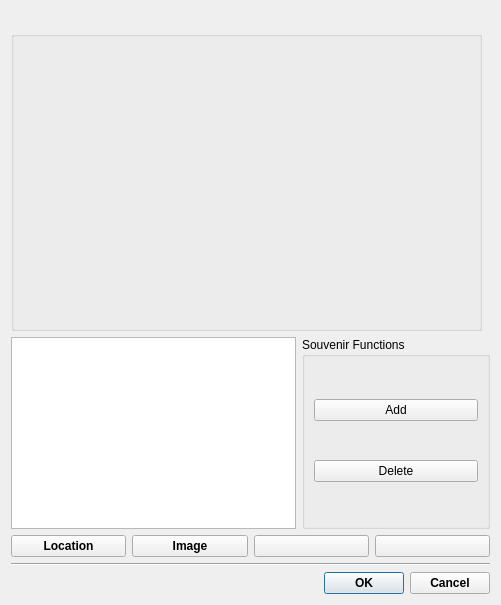
The window that teamdisplay.ui (bbisuna0/CS1D_baseball) describes before a commit, drawn with Qt 5.
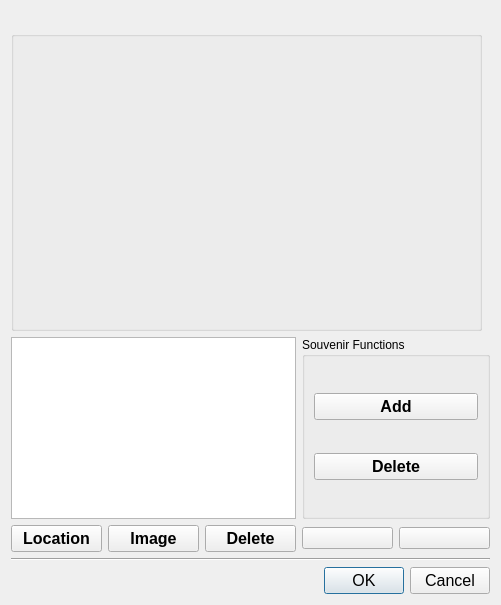
The same window after the commit. Icons and pictures are not drawn.

Commit message: updated features for editing team and souvenirs

```diff
--- a/teamdisplay.ui
+++ b/teamdisplay.ui
@@ -87,6 +87,13 @@
        <layout class="QVBoxLayout" name="verticalLayout_2">
         <item>
          <widget class="QPushButton" name="pb_souvenir_add">
+          <property name="font">
+           <font>
+            <family>Segoe UI</family>
+            <pointsize>12</pointsize>
+            <bold>true</bold>
+           </font>
+          </property>
           <property name="text">
            <string>Add</string>
           </property>
@@ -94,6 +101,13 @@
         </item>
         <item>
          <widget class="QPushButton" name="pb_souvenir_delete">
+          <property name="font">
+           <font>
+            <family>Segoe UI</family>
+            <pointsize>12</pointsize>
+            <bold>true</bold>
+           </font>
+          </property>
           <property name="text">
            <string>Delete</string>
           </property>
@@ -111,7 +125,7 @@
        <property name="font">
         <font>
          <family>Segoe UI</family>
-         <pointsize>9</pointsize>
+         <pointsize>12</pointsize>
          <bold>true</bold>
         </font>
        </property>
@@ -125,7 +139,7 @@
        <property name="font">
         <font>
          <family>Segoe UI</family>
-         <pointsize>9</pointsize>
+         <pointsize>12</pointsize>
          <bold>true</bold>
         </font>
        </property>
@@ -134,6 +148,20 @@
        </property>
       </widget>
      </item>
+     <item>
+      <widget class="QPushButton" name="pushButton">
+       <property name="font">
+        <font>
+         <family>Segoe UI</family>
+         <pointsize>12</pointsize>
+         <bold>true</bold>
+        </font>
+       </property>
+       <property name="text">
+        <string>Delete</string>
+       </property>
+      </widget>
+     </item>
      <item>
       <widget class="QPushButton" name="pb_left">
        <property name="text">
@@ -185,8 +213,8 @@
      <property name="font">
       <font>
        <family>Segoe UI</family>
-       <pointsize>9</pointsize>
-       <bold>true</bold>
+       <pointsize>12</pointsize>
+       <bold>false</bold>
       </font>
      </property>
      <property name="orientation">
```
Left out of the diff: 8 changed lines with no effect on the pictures. The commit also changes 2 other files.
